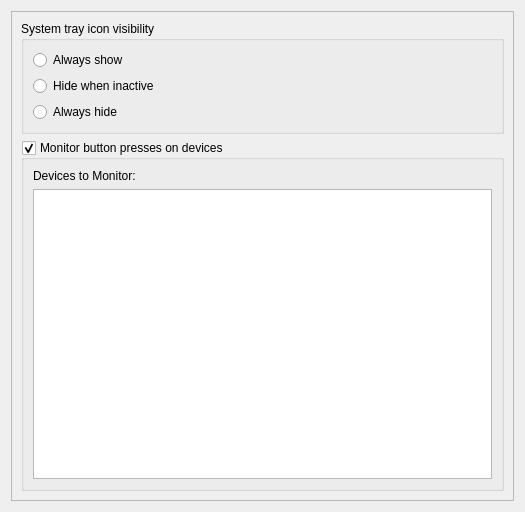
Old version of the form ui4/systrayframe_base.ui in the repository jpopelka/hplip.
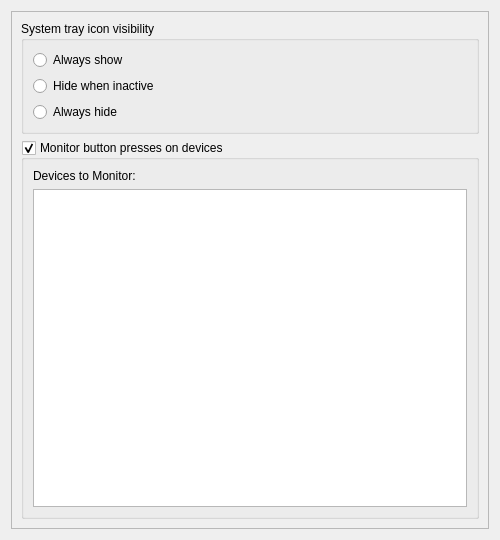
New version of the form.

Diff of the .ui file:
```diff
--- a/ui4/systrayframe_base.ui
+++ b/ui4/systrayframe_base.ui
@@ -5,8 +5,8 @@
    <rect>
     <x>0</x>
     <y>0</y>
-    <width>525</width>
-    <height>512</height>
+    <width>500</width>
+    <height>540</height>
    </rect>
   </property>
   <property name="windowTitle" >
```
